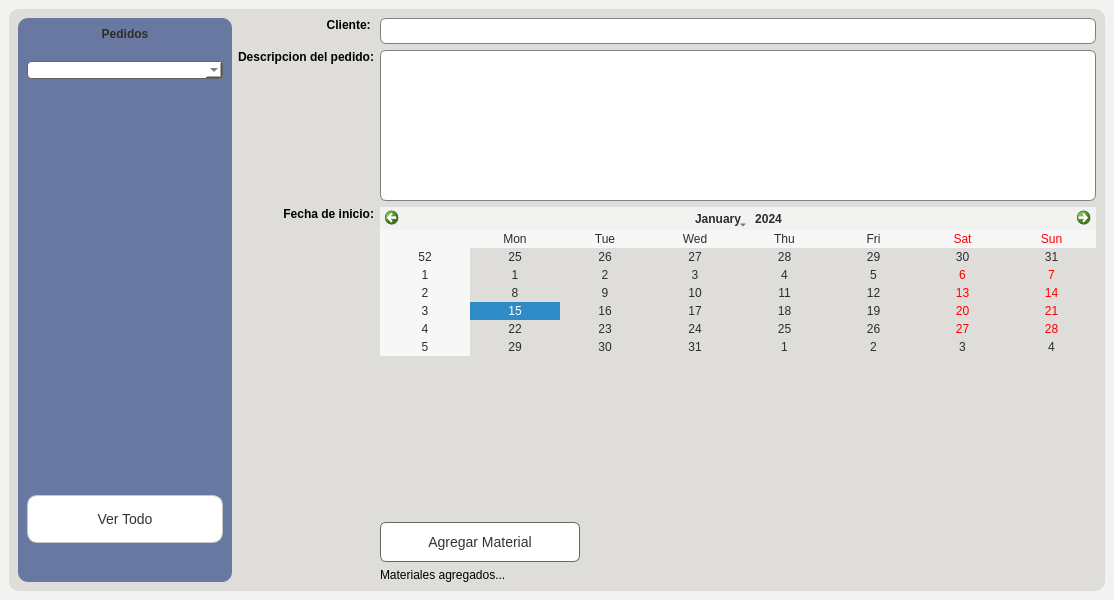
Above: Proyecto/Interfaces/Ui/Vista_previa_pedidos_window.ui from EdCenten0/MAPA-Python before the change. Below: the same form after it.
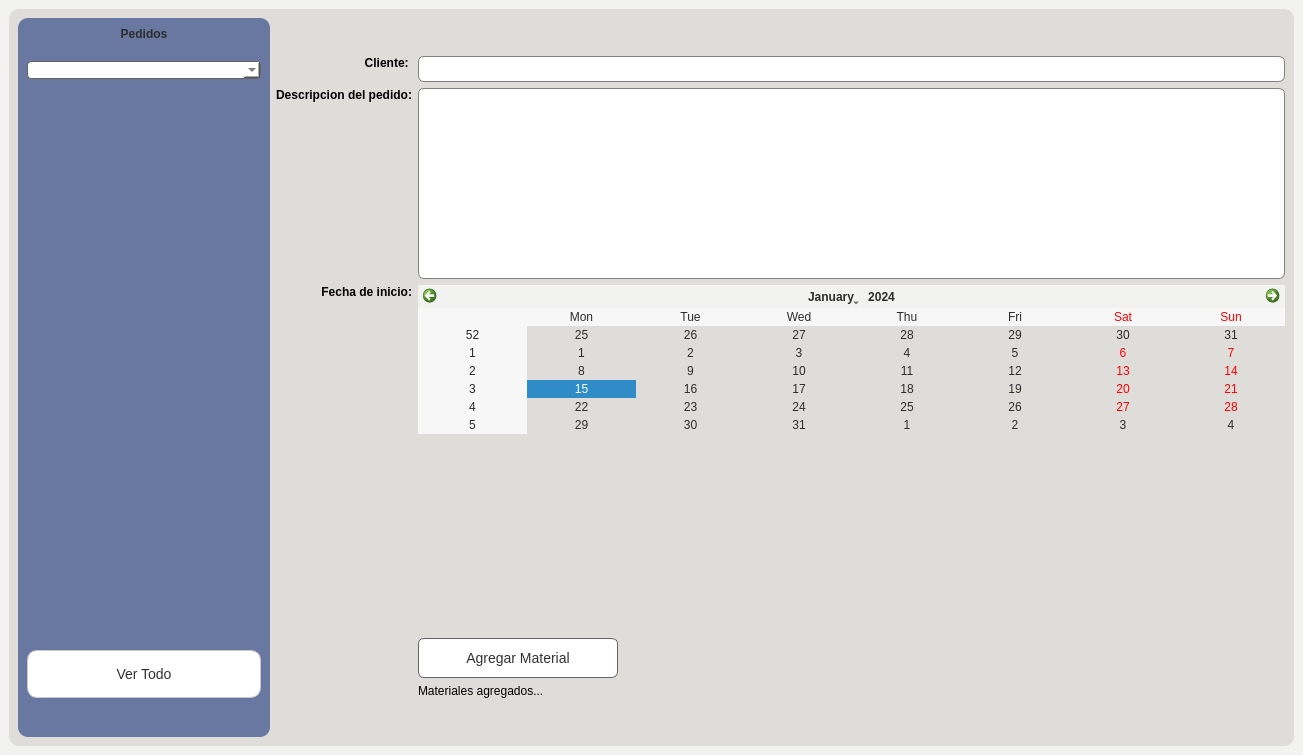
That is the form after the change.

Commit message: Ya funciona el abrir el materiales por pedido, sufrí mucho, ahora a dormir

Patch:
```diff
--- a/Proyecto/Interfaces/Ui/Vista_previa_pedidos_window.ui
+++ b/Proyecto/Interfaces/Ui/Vista_previa_pedidos_window.ui
@@ -6,8 +6,8 @@
    <rect>
     <x>0</x>
     <y>0</y>
-    <width>1114</width>
-    <height>600</height>
+    <width>1303</width>
+    <height>755</height>
    </rect>
   </property>
   <property name="minimumSize">
@@ -28,6 +28,8 @@
    </property>
    <layout class="QGridLayout" name="gridLayout_4">
     <item row="0" column="0">
+     <layout class="QGridLayout" name="ly_contenedor">
+      <item row="0" column="0">
      <widget class="QFrame" name="frame_2">
       <property name="styleSheet">
        <string notr="true">QPushButton {
@@ -394,6 +396,8 @@
        </item>
       </layout>
      </widget>
+      </item>
+     </layout>
     </item>
    </layout>
   </widget>
```
Lines whose indentation alone changed are shown as unchanged. The commit also changes 26 other files.
